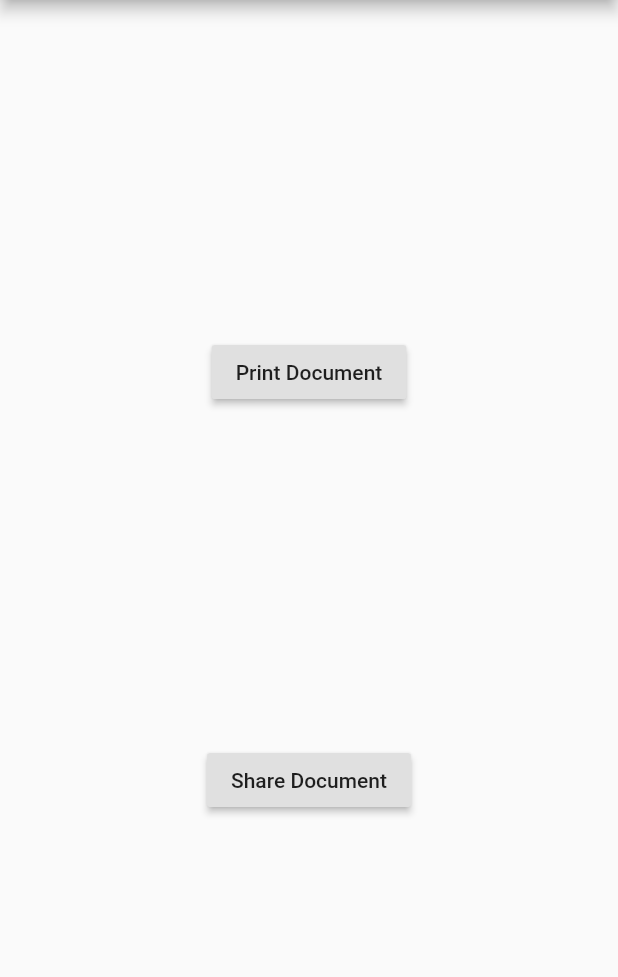
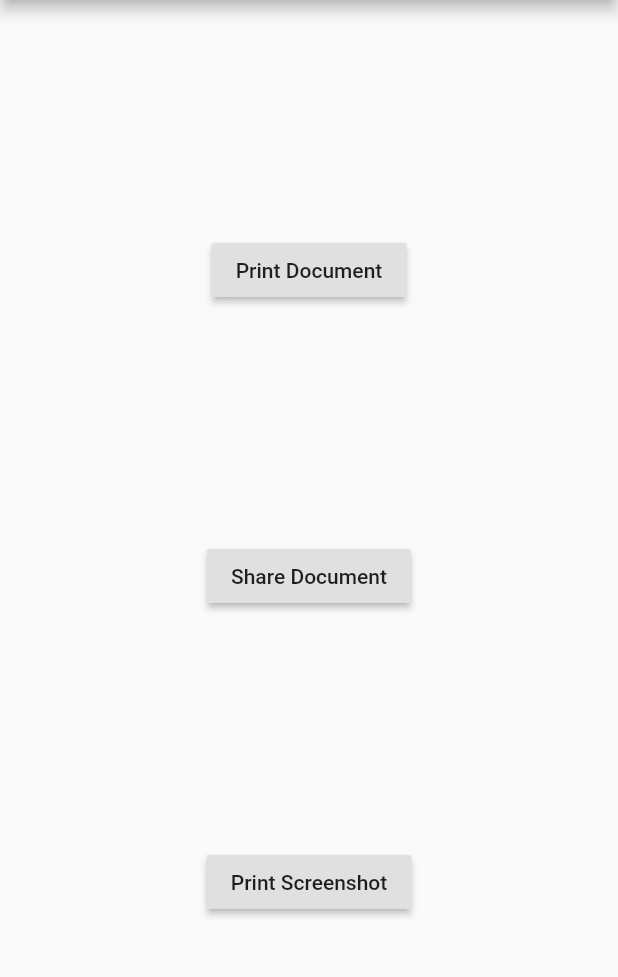
Before and after one commit to DavBfr/dart_pdf, a Flutter app: the screen it shows after launch, after a tap on "Share Document", on a phone screen of 412 x 824 dp, the part 84-1061 px from its top. Run offline on Flutter 3.47's test engine with Material 2 defaults, Android fonts, the phone set to English and light mode, and no system bars.

Commit message:
Add screenshot example

```diff
--- a/printing/example/lib/main.dart
+++ b/printing/example/lib/main.dart
@@ -2,29 +2,38 @@ import 'dart:io';
 import 'dart:ui';
 
 import 'package:flutter/material.dart';
+import 'package:flutter/rendering.dart';
 import 'package:pdf/pdf.dart';
 import 'package:printing/printing.dart';
 
 void main() => runApp(new MaterialApp(home: new MyApp()));
 
-class MyApp extends StatelessWidget {
+class MyApp extends StatefulWidget {
+  @override
+  MyAppState createState() {
+    return new MyAppState();
+  }
+}
+
+class MyAppState extends State<MyApp> {
   final shareWidget = new GlobalKey();
+  final previewContainer = new GlobalKey();
 
   PDFDocument _generateDocument() {
     final pdf = new PDFDocument(deflate: zlib.encode);
-    final page = new PDFPage(pdf, pageFormat: PDFPageFormat.A4);
+    final page = new PDFPage(pdf, pageFormat: PDFPageFormat.a4);
     final g = page.getGraphics();
     final font = new PDFFont(pdf);
     final top = page.pageFormat.height;
 
     g.setColor(new PDFColor(0.0, 1.0, 1.0));
-    g.drawRect(50.0 * PDFPageFormat.MM, top - 80.0 * PDFPageFormat.MM,
-        100.0 * PDFPageFormat.MM, 50.0 * PDFPageFormat.MM);
+    g.drawRect(50.0 * PDFPageFormat.mm, top - 80.0 * PDFPageFormat.mm,
+        100.0 * PDFPageFormat.mm, 50.0 * PDFPageFormat.mm);
     g.fillPath();
 
     g.setColor(new PDFColor(0.3, 0.3, 0.3));
-    g.drawString(font, 12.0, "Hello World!", 10.0 * PDFPageFormat.MM,
-        top - 10.0 * PDFPageFormat.MM);
+    g.drawString(font, 12.0, "Hello World!", 10.0 * PDFPageFormat.mm,
+        top - 10.0 * PDFPageFormat.mm);
 
     return pdf;
   }
@@ -51,9 +60,43 @@ class MyApp extends StatelessWidget {
     Printing.sharePdf(document: pdf, bounds: bounds);
   }
 
+  Future<void> _printScreen() async {
+    const margin = 10.0 * PDFPageFormat.mm;
+    final pdf = new PDFDocument(deflate: zlib.encode);
+    final page = new PDFPage(pdf, pageFormat: PDFPageFormat.a4);
+    final g = page.getGraphics();
+
+    RenderRepaintBoundary boundary =
+        previewContainer.currentContext.findRenderObject();
+    final im = await boundary.toImage();
+    final bytes = await im.toByteData(format: ImageByteFormat.rawRgba);
+    print("Print Screen ${im.width}x${im.height} ...");
+
+    // Center the image
+    final w = page.pageFormat.width - margin * 2.0;
+    final h = page.pageFormat.height - margin * 2.0;
+    double iw, ih;
+    if (im.width.toDouble() / im.height.toDouble() < 1.0) {
+      ih = h;
+      iw = im.width.toDouble() * ih / im.height.toDouble();
+    } else {
+      iw = w;
+      ih = im.height.toDouble() * iw / im.width.toDouble();
+    }
+
+    PDFImage image = PDFImage(pdf,
+        image: bytes.buffer.asUint8List(), width: im.width, height: im.height);
+    g.drawImage(image, margin + (w - iw) / 2.0,
+        page.pageFormat.height - margin - ih - (h - ih) / 2.0, iw, ih);
+
+    Printing.printPdf(document: pdf);
+  }
+
   @override
   Widget build(BuildContext context) {
-    return new Scaffold(
+    return new RepaintBoundary(
+        key: previewContainer,
+        child: new Scaffold(
           appBar: new AppBar(
             title: const Text('Pdf Printing Example'),
           ),
@@ -67,9 +110,12 @@ class MyApp extends StatelessWidget {
                     key: shareWidget,
                     child: new Text('Share Document'),
                     onPressed: _sharePdf),
+                new RaisedButton(
+                    child: new Text('Print Screenshot'),
+                    onPressed: _printScreen),
               ],
             ),
           ),
-    );
+        ));
   }
 }
```
Lines whose indentation alone changed are shown as unchanged.
